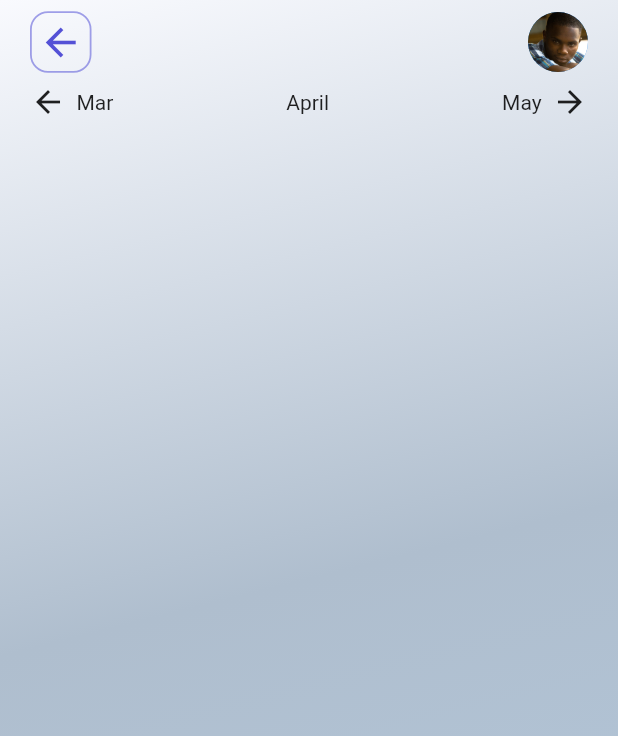
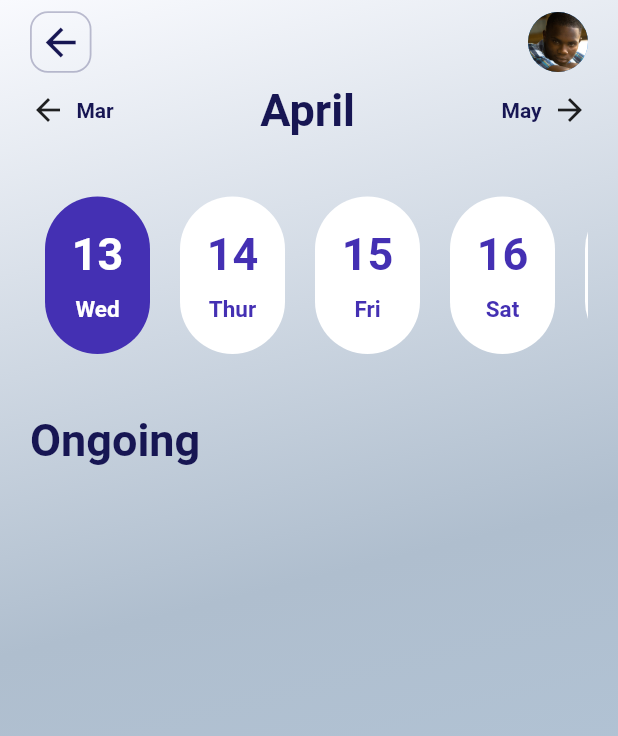
Before and after one commit to ceejayps/banking_app_2, a Flutter app: the screen it shows after launch, on a phone screen of 412 x 824 dp. Shown: the top 736 px of the screen. Run offline on Flutter 3.47's test engine with Material 2 defaults, Android fonts, the phone set to English and light mode, and no system bars; missing offline and left inert: dart:ffi.

Commit message:
Update ongoing.dart

```diff
--- a/lib/container/pages/ongoing.dart
+++ b/lib/container/pages/ongoing.dart
@@ -1,3 +1,5 @@
+import 'dart:ui';
+
 import 'package:flutter/material.dart';
 
 class ongoing extends StatefulWidget {
@@ -8,6 +10,7 @@ class ongoing extends StatefulWidget {
 }
 
 class _ongoingState extends State<ongoing> {
+  List days = ["Wed", 'Thur', 'Fri', 'Sat', 'Sun', 'Mon', 'Tue', 'Wed'];
   @override
   Widget build(BuildContext context) {
     return Container(
@@ -35,12 +38,12 @@ class _ongoingState extends State<ongoing> {
                         borderRadius: BorderRadius.circular(12),
                         border: Border.all(
                           width: 1.2,
-                          color: const Color.fromARGB(137, 83, 81, 214),
+                          color: Color.fromARGB(68, 23, 22, 83),
                         )),
                     child: const Icon(
                       Icons.arrow_back_outlined,
                       size: 30,
-                      color: Color.fromARGB(255, 84, 81, 214),
+                      color: Color.fromARGB(255, 23, 22, 83),
                     )),
               ),
               backgroundColor: Colors.transparent,
@@ -57,27 +60,118 @@ class _ongoingState extends State<ongoing> {
               ],
             ),
             body: Column(
+              crossAxisAlignment: CrossAxisAlignment.start,
               children: [
                 Row(
                   children: [
                     Container(
                         child: Row(
-                      children: [Icon(Icons.arrow_back), Text("  Mar")],
+                      children: [
+                        Icon(Icons.arrow_back),
+                        Text(
+                          "  Mar",
+                          style: TextStyle(
+                            fontWeight: FontWeight.w700,
+                            color: Color.fromARGB(255, 23, 22, 83),
+                          ),
+                        )
+                      ],
                     )),
                     Spacer(),
                     Text(
                       "April",
+                      style: TextStyle(
+                          color: Color.fromARGB(255, 23, 22, 83),
+                          fontWeight: FontWeight.bold,
+                          fontSize: 30),
                     ),
                     Spacer(),
                     Container(
                         child: Row(
                       children: [
-                        Text("May  "),
+                        Text(
+                          "May  ",
+                          style: TextStyle(
+                            fontWeight: FontWeight.w700,
+                            color: Color.fromARGB(255, 23, 22, 83),
+                          ),
+                        ),
                         Icon(Icons.arrow_forward),
                       ],
                     )),
                   ],
-                )
+                ),
+                SizedBox(
+                  height: 30,
+                ),
+                Container(
+                  height: 125,
+                  width: MediaQuery.of(context).size.width,
+                  child: ListView.builder(
+                    itemCount: days.length,
+                    scrollDirection: Axis.horizontal,
+                    itemBuilder: (BuildContext context, int index) {
+                      return Padding(
+                        padding: const EdgeInsets.all(10.0),
+                        child: Container(
+                          width: 70,
+                          decoration: BoxDecoration(
+                              color: index != 0
+                                  ? Colors.white
+                                  : Color.fromARGB(255, 68, 48, 179),
+                              borderRadius: BorderRadius.circular(40)),
+                          child: Column(children: [
+                            Spacer(),
+                            Text(
+                              '${13 + index}',
+                              style: TextStyle(
+                                  fontSize: 30,
+                                  color: index == 0
+                                      ? Colors.white
+                                      : Color.fromARGB(255, 68, 48, 179),
+                                  fontWeight: FontWeight.bold),
+                            ),
+                            SizedBox(
+                              height: 10,
+                            ),
+                            Text(
+                              days[index],
+                              style: TextStyle(
+                                  fontSize: 15,
+                                  color: index == 0
+                                      ? Colors.white
+                                      : Color.fromARGB(255, 68, 48, 179),
+                                  fontWeight: FontWeight.w600),
+                            ),
+                            Spacer()
+                          ]),
+                        ),
+                      );
+                    },
+                  ),
+                ),
+                SizedBox(
+                  height: 30,
+                ),
+                Text(
+                  "Ongoing",
+                  style: TextStyle(
+                      color: Color.fromARGB(255, 23, 22, 83),
+                      fontWeight: FontWeight.bold,
+                      fontSize: 30),
+                ),
+                //Spacer()
+                Expanded(
+                  child: ListView.builder(
+                    itemCount: 2,
+                    itemBuilder: (BuildContext context, int index) {
+                      return Padding(
+                        padding: const EdgeInsets.all(8.0),
+                        child: Container(height: 120),
+                      );
+                    },
+                  ),
+                ),
               ],
             ),
           ),
```
